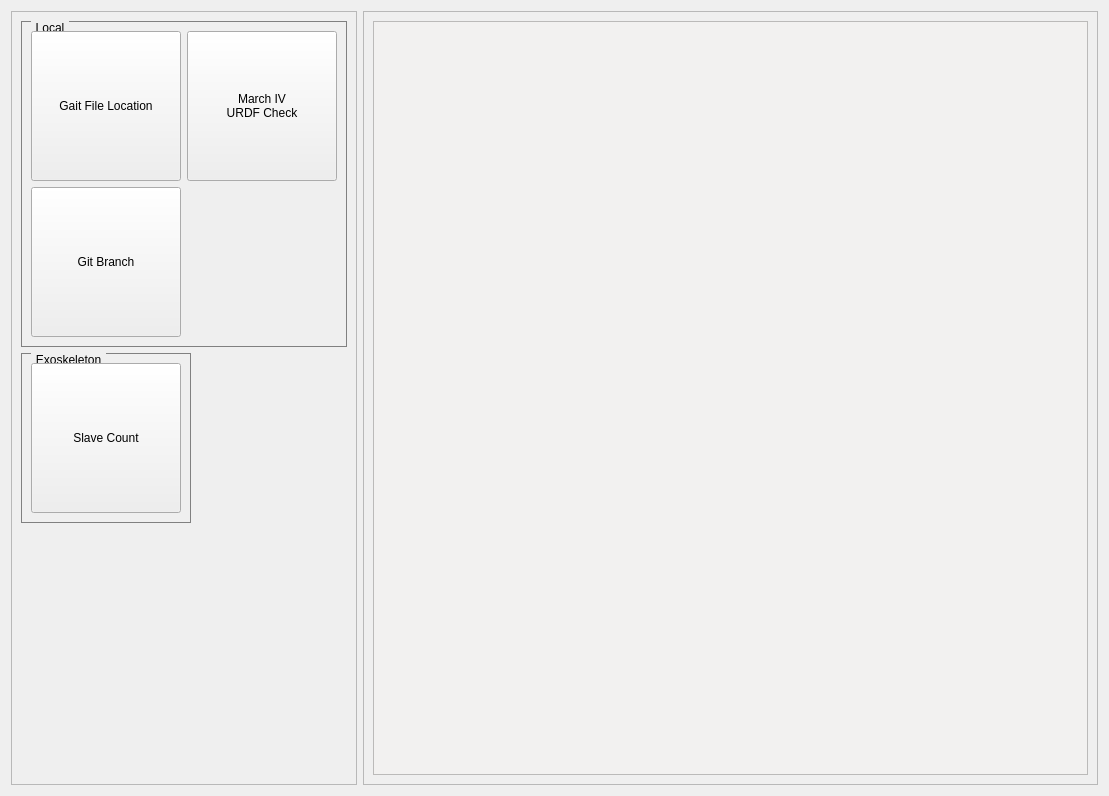
This is march_launch/resource/software_check.ui in project-march/march as Qt 5 draws it before an edit. The edited form follows.
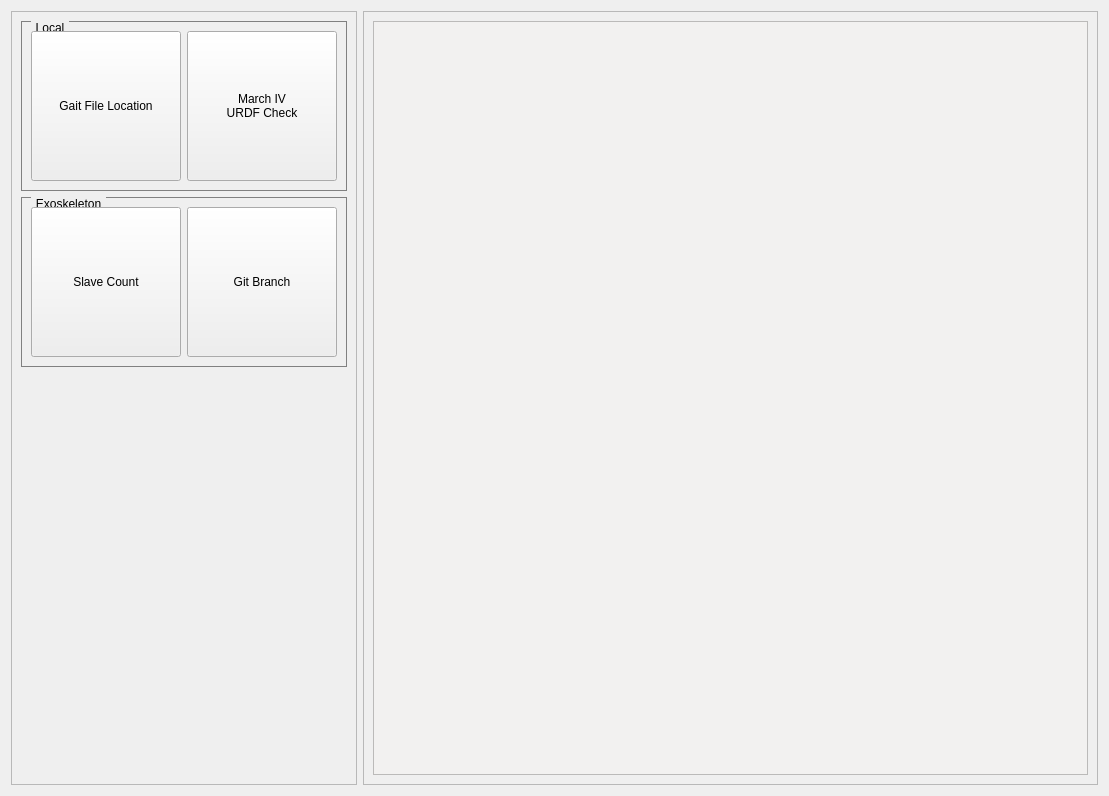
This is the edited form.

Commit message: Move ui element from local to exoskeleton

```diff
--- a/march_launch/resource/software_check.ui
+++ b/march_launch/resource/software_check.ui
@@ -95,19 +95,6 @@
            </property>
           </widget>
          </item>
-         <item row="1" column="0">
-          <widget class="QPushButton" name="GitBranch">
-           <property name="minimumSize">
-            <size>
-             <width>150</width>
-             <height>150</height>
-            </size>
-           </property>
-           <property name="text">
-            <string>Git Branch</string>
-           </property>
-          </widget>
-         </item>
         </layout>
        </widget>
       </item>
@@ -130,6 +117,19 @@
            </property>
           </widget>
          </item>
+         <item row="0" column="1">
+          <widget class="QPushButton" name="GitBranch">
+           <property name="minimumSize">
+            <size>
+             <width>150</width>
+             <height>150</height>
+            </size>
+           </property>
+           <property name="text">
+            <string>Git Branch</string>
+           </property>
+          </widget>
+         </item>
         </layout>
        </widget>
       </item>
```
